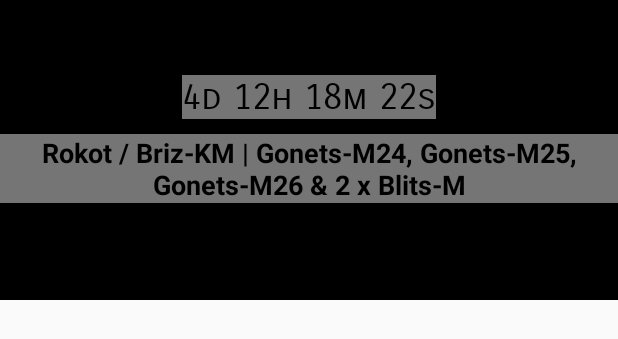
After one commit to BredeFK/NASA-SpaceApps-2018, an Android app: the layout launch_item.xml on its own in the app's theme, with its tools: preview values and no code run, on a phone screen of 412 x 824 dp. The commit adds this screen. Shown: the top 339 px of the screen. Run offline under Robolectric (Android 15) with nearby library versions, the phone set to English and light mode, and no system bars; network calls fail.

Commit message:
Almost done with MainActivity :D

```diff
--- /dev/null
+++ b/android-app/app/src/main/res/layout/launch_item.xml
@@ -0,0 +1,48 @@
+<?xml version="1.0" encoding="utf-8"?>
+<android.support.constraint.ConstraintLayout xmlns:android="http://schemas.android.com/apk/res/android"
+    xmlns:app="http://schemas.android.com/apk/res-auto"
+    xmlns:tools="http://schemas.android.com/tools"
+    android:id="@+id/launch_layout"
+    android:layout_width="fill_parent"
+    android:layout_height="wrap_content">
+
+    <ImageView
+        android:id="@+id/launch_image"
+        android:layout_width="fill_parent"
+        android:layout_height="200dp"
+        android:contentDescription="@string/image_of_rocket"
+        android:scaleType="centerCrop"
+        app:srcCompat="@android:color/black" />
+
+    <TextView
+        android:id="@+id/launch_timeLeft"
+        android:layout_width="wrap_content"
+        android:layout_height="wrap_content"
+        android:layout_marginTop="50dp"
+        android:fontFamily="sans-serif-smallcaps"
+        android:textAlignment="center"
+        android:textColor="@android:color/black"
+        android:textSize="24sp"
+        app:layout_constraintEnd_toEndOf="parent"
+        android:background="@color/textBackground"
+        app:layout_constraintStart_toStartOf="parent"
+        app:layout_constraintTop_toTopOf="parent"
+        tools:text="4d 12h 18m 22s" />
+
+    <TextView
+        android:id="@+id/launch_name"
+        android:background="@color/textBackground"
+        android:layout_width="wrap_content"
+        android:layout_height="wrap_content"
+        android:layout_marginTop="10dp"
+        android:textAlignment="center"
+        android:textColor="@android:color/black"
+        android:textSize="18sp"
+        android:textStyle="bold"
+        app:layout_constraintEnd_toEndOf="parent"
+        app:layout_constraintStart_toStartOf="parent"
+        app:layout_constraintTop_toBottomOf="@id/launch_timeLeft"
+        tools:text="Rokot / Briz-KM | Gonets-M24, Gonets-M25, Gonets-M26 &amp; 2 x Blits-M" />
+
+
+</android.support.constraint.ConstraintLayout>
--- a/android-app/app/src/main/res/values/colors.xml
+++ b/android-app/app/src/main/res/values/colors.xml
@@ -3,4 +3,5 @@
     <color name="colorPrimary">#008577</color>
     <color name="colorPrimaryDark">#00574B</color>
     <color name="colorAccent">#D81B60</color>
+    <color name="textBackground">#75ffffff</color>
 </resources>
--- a/android-app/app/src/main/res/values/strings.xml
+++ b/android-app/app/src/main/res/values/strings.xml
@@ -1,3 +1,5 @@
 <resources>
     <string name="app_name">Rocket Launch</string>
+    <string name="image_of_rocket">Image of Rocket</string>
+    <string name="take_off">TAKE OFF!</string>
 </resources>
```
Also changed, not shown: android-app/app/src/main/java/nasa/space/apps/rocketlaunch/LaunchAdapter.java (added, +117 -0 lines), android-app/app/src/main/java/nasa/space/apps/rocketlaunch/MainActivity.java (+29 -18 lines), android-app/app/src/main/java/nasa/space/apps/rocketlaunch/data/Launch.java (+34 -1 lines), android-app/app/src/main/java/nasa/space/apps/rocketlaunch/data/Location.java (+6 -6 lines), android-app/app/src/main/java/nasa/space/apps/rocketlaunch/data/Mission.java (+10 -1 lines), android-app/app/src/main/java/nasa/space/apps/rocketlaunch/data/Pad.java (+6 -6 lines), android-app/app/src/main/java/nasa/space/apps/rocketlaunch/data/Rocket.java (+50 -17 lines), android-app/app/src/main/res/layout/activity_main.xml (+4 -10 lines).
